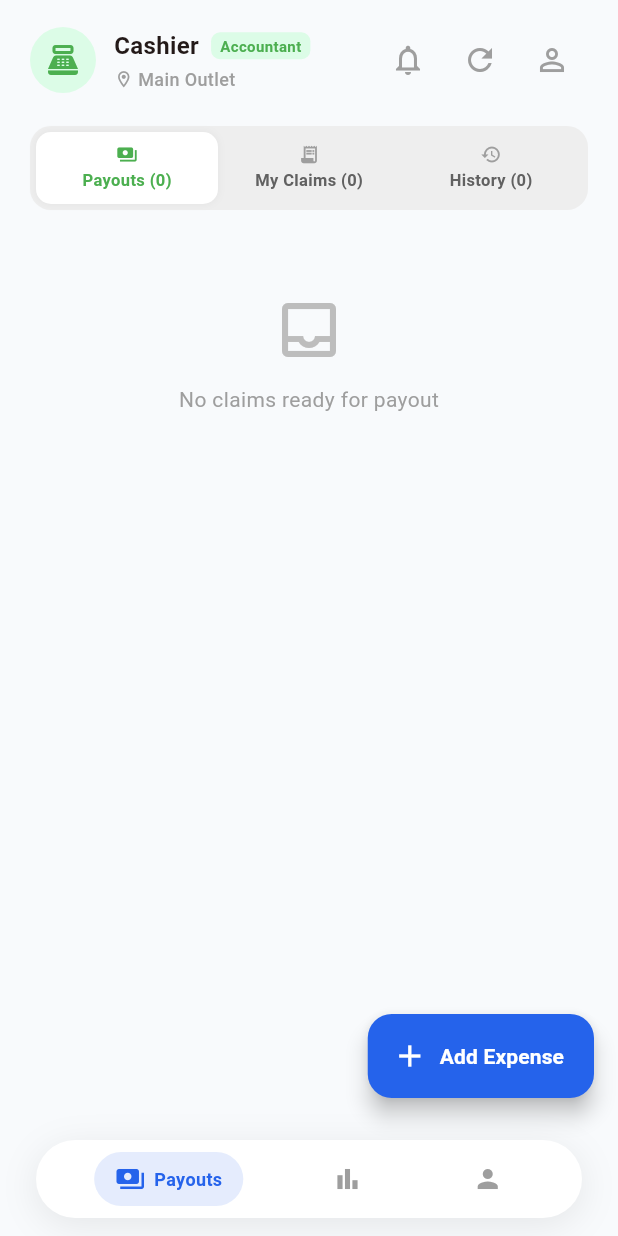
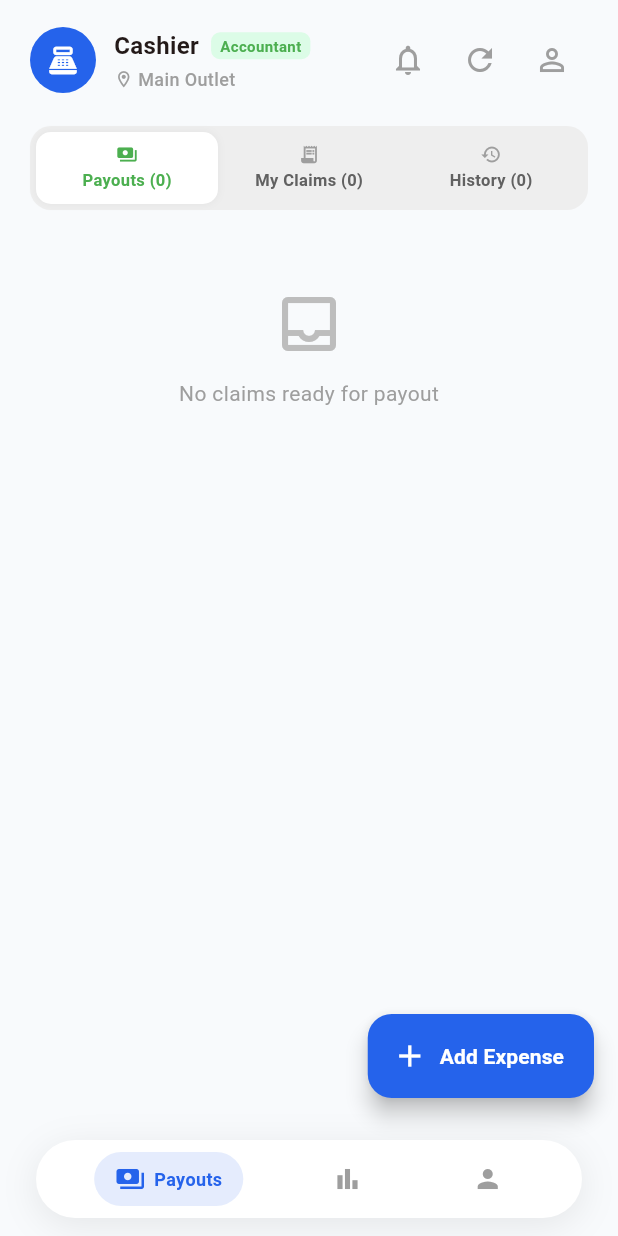
Before and after one commit to SRIVASTAVAOM/dev-motors-frontend, a Flutter app: the CashierDashboard screen opened by its route, on a phone screen of 412 x 824 dp. Run offline on Flutter 3.47's test engine with Material 3 defaults, Android fonts, the phone set to English and light mode, and no system bars; our stand-ins replace image_picker, shared_preferences; missing offline and left inert: universal_html; accounts and stored records are empty; network calls fail.

Commit message:
feat: complete sequential workflow (Emp -> Mgr -> Owner -> Cashier), senior cashier universal oversight, real-time creator notifications, and clean production delivery

```diff
--- a/lib/core/services/notification_service.dart
+++ b/lib/core/services/notification_service.dart
@@ -1,6 +1,7 @@
 import 'package:flutter/material.dart';
 import '../utils/safe_parser.dart';
 import '../utils/claim_workflow_engine.dart';
+import 'api_service.dart';
 
 class NotificationService {
   static final Map<String, Set<String>> _dismissedByRole = {
@@ -19,6 +20,11 @@ class NotificationService {
     final List<Map<String, dynamic>> alerts = [];
     final r = role.toUpperCase();
     final dismissed = _dismissedByRole[r] ?? {};
+
+    final effectiveUser = currentUser ?? ApiService.currentUser;
+    final effectiveBranch = userBranch ??
+        (effectiveUser?['location'] is Map ? effectiveUser!['location']['name'] : effectiveUser?['location']) ??
+        effectiveUser?['branch'];
 
     for (var exp in expenses) {
       if (exp is! Map) continue;
@@ -54,7 +60,7 @@ class NotificationService {
       final branch = SafeParser.getString(rawBranch, '');
 
       final creatorRole = ClaimWorkflowEngine.extractCreatorRole(exp);
-      final isMyClaim = currentUser != null && ClaimWorkflowEngine.isClaimCreatedByUser(exp, currentUser);
+      final isMyClaim = effectiveUser != null && ClaimWorkflowEngine.isClaimCreatedByUser(exp, effectiveUser);
 
       if (r == 'MANAGER') {
         if (isMyClaim || creatorRole == 'MANAGER') {
@@ -80,11 +86,11 @@ class NotificationService {
               'time': 'Approved for Payout',
               'expenseId': id,
             });
-          } else if (status == 'PAID' || status.contains('SETTLE') || status.contains('DISBURSE')) {
+          } else if (status == 'PAID' || status.contains('SETTLE') || status.contains('DISBURSE') || ClaimWorkflowEngine.isCashierPaid(id)) {
             alerts.add({
               'id': '${id}_mgr_own_paid',
               'title': 'Your Claim Settled',
-              'message': 'Your claim of ₹$amount has been disbursed/settled.',
+              'message': 'Your claim of ₹$amount has been disbursed/settled by Cashier.',
               'type': 'PAID',
               'unread': true,
               'time': 'Settled',
@@ -96,7 +102,7 @@ class NotificationService {
           if (creatorRole == 'OWNER' || creatorRole == 'CASHIER') continue;
 
           // Branch gating: only notify for claims matching the manager's branch
-          if (userBranch != null && !ClaimWorkflowEngine.matchesBranch(userBranch: userBranch, expenseBranch: branch)) {
+          if (effectiveBranch != null && !ClaimWorkflowEngine.matchesBranch(userBranch: effectiveBranch, expenseBranch: branch, currentUser: effectiveUser)) {
             continue;
           }
 
@@ -111,7 +117,7 @@ class NotificationService {
               'time': 'Needs Action',
               'expenseId': id,
             });
-          } else if (status == 'APPROVED' || status.contains('MANAGER_APPROVED')) {
+          } else if (status == 'PENDING_OWNER' || status == 'APPROVED_1' || status.contains('MANAGER_APPROVED')) {
             alerts.add({
               'id': '${id}_mgr_fwd',
               'title': 'Claim Forwarded: $empName',
@@ -119,6 +125,16 @@ class NotificationService {
               'type': 'APPROVED',
               'unread': false,
               'time': 'In Owner Review',
+              'expenseId': id,
+            });
+          } else if (ClaimWorkflowEngine.isPendingForCashier(status, exp)) {
+            alerts.add({
+              'id': '${id}_mgr_owner_appr',
+              'title': 'Claim Approved by Owner: $empName',
+              'message': '₹$amount for "$title" approved by Owner & sent to Cashier for payout.',
+              'type': 'APPROVED',
+              'unread': false,
+              'time': 'Ready for Payout',
               'expenseId': id,
             });
           } else if (status == 'PAID' || status.contains('SETTLE') || status.contains('DISBURSE') || ClaimWorkflowEngine.isCashierPaid(id)) {
@@ -190,6 +206,16 @@ class NotificationService {
               'time': 'Rejected',
               'expenseId': id,
             });
+          } else if (ClaimWorkflowEngine.isPendingForCashier(status, exp)) {
+            alerts.add({
+              'id': '${id}_csh_own_ready',
+              'title': 'Your Claim Approved by Owner',
+              'message': 'Your claim ₹$amount for "$title" was approved by Owner & ready for cash disbursal.',
+              'type': 'READY_PAYMENT',
+              'unread': true,
+              'time': 'Ready for Disbursal',
+              'expenseId': id,
+            });
           } else if (status == 'PAID' || status.contains('SETTLE') || status.contains('DISBURSE') || ClaimWorkflowEngine.isCashierPaid(id)) {
             alerts.add({
               'id': '${id}_csh_own_paid',
@@ -203,8 +229,9 @@ class NotificationService {
           }
         } else {
           if (ClaimWorkflowEngine.isPendingForCashier(status, exp)) {
-            // Match branch if cashier has branch assigned and is not central
-            if (userBranch != null && !ClaimWorkflowEngine.matchesBranch(userBranch: userBranch, expenseBranch: branch)) {
+            // Match branch if cashier has branch assigned and is not central/senior
+            final isSenior = ClaimWorkflowEngine.isSeniorCashier(effectiveUser);
+            if (!isSenior && effectiveBranch != null && !ClaimWorkflowEngine.matchesBranch(userBranch: effectiveBranch, expenseBranch: branch, currentUser: effectiveUser)) {
               continue;
             }
             alerts.add({
@@ -220,12 +247,12 @@ class NotificationService {
         }
       } else if (r == 'EMPLOYEE') {
         // Employees only receive notifications for their OWN claims
-        if (currentUser != null && !isMyClaim) continue;
+        if (effectiveUser != null && !isMyClaim) continue;
 
         if (status.contains('REJECT')) {
           final reason = ClaimWorkflowEngine.getRejectionRemark(id, exp);
           alerts.add({
-            'id': id,
+            'id': '${id}_emp_rej',
             'title': 'Claim Rejected',
             'message': 'Claim ₹$amount was Rejected: $reason',
             'type': 'REJECTED',
@@ -236,21 +263,31 @@ class NotificationService {
         } else if (status == 'PAID' || status.contains('SETTLE') || status.contains('DISBURSE') || ClaimWorkflowEngine.isCashierPaid(id)) {
           alerts.add({
             'id': '${id}_emp_paid',
-            'title': 'Claim Disbursed & Settled',
+            'title': 'Claim Disbursed & Settled 🎉',
             'message': 'Your claim of ₹$amount for "$title" has been disbursed by Cashier.',
             'type': 'PAID',
             'unread': true,
             'time': 'Disbursed',
             'expenseId': id,
           });
-        } else if (status.contains('APPROVED')) {
+        } else if (ClaimWorkflowEngine.isPendingForCashier(status, exp)) {
           alerts.add({
-            'id': id,
-            'title': 'Claim Approved',
-            'message': 'Your claim of ₹$amount for "$title" was accepted and forwarded.',
+            'id': '${id}_emp_owner_appr',
+            'title': 'Claim Approved by Owner',
+            'message': 'Your claim of ₹$amount for "$title" was approved by Owner and sent to Cashier for payment disbursal.',
             'type': 'APPROVED',
             'unread': true,
-            'time': 'In-Review',
+            'time': 'Approved for Payout',
+            'expenseId': id,
+          });
+        } else if (status == 'PENDING_OWNER' || status == 'APPROVED_1' || status.contains('MANAGER_APPROVED') || status.contains('APPROVED')) {
+          alerts.add({
+            'id': '${id}_emp_mgr_appr',
+            'title': 'Claim Approved by Manager',
+            'message': 'Your claim of ₹$amount for "$title" was approved by Manager and forwarded to Owner for final approval.',
+            'type': 'APPROVED',
+            'unread': true,
+            'time': 'In Owner Review',
             'expenseId': id,
           });
         }
@@ -265,16 +302,33 @@ class NotificationService {
     _dismissedByRole[r]!.add(notifId);
   }
 
-  static void clearAllForRole(String role, List<dynamic> expenses) {
+  static void clearAllForRole(
+    String role,
+    List<dynamic> expenses, {
+    Map<String, dynamic>? currentUser,
+    dynamic userBranch,
+  }) {
     final r = role.toUpperCase();
-    final current = getNotificationsForRole(r, expenses);
+    final current = getNotificationsForRole(
+      r,
+      expenses,
+      currentUser: currentUser,
+      userBranch: userBranch,
+    );
     _dismissedByRole.putIfAbsent(r, () => <String>{});
     for (var n in current) {
       _dismissedByRole[r]!.add(n['id'].toString());
     }
   }
 
-  static void showNotificationSheet(BuildContext context, String role, List<dynamic> expenses, VoidCallback onRefresh) {
+  static void showNotificationSheet(
+    BuildContext context,
+    String role,
+    List<dynamic> expenses,
+    VoidCallback onRefresh, {
+    Map<String, dynamic>? currentUser,
+    dynamic userBranch,
+  }) {
     showModalBottomSheet(
       context: context,
       backgroundColor: Colors.white,
@@ -282,7 +336,12 @@ class NotificationService {
       builder: (ctx) {
         return StatefulBuilder(
           builder: (modalCtx, setModalState) {
-            final notifs = getNotificationsForRole(role, expenses);
+            final notifs = getNotificationsForRole(
+              role,
+              expenses,
+              currentUser: currentUser,
+              userBranch: userBranch,
+            );
 
             return Container(
               padding: const EdgeInsets.all(20),
--- a/lib/core/utils/claim_workflow_engine.dart
+++ b/lib/core/utils/claim_workflow_engine.dart
@@ -46,12 +46,23 @@ class ClaimWorkflowEngine {
   static bool matchesBranch({
     required dynamic userBranch,
     required dynamic expenseBranch,
+    dynamic currentUser,
   }) {
+    if (currentUser != null && isSeniorCashier(currentUser)) {
+      return true;
+    }
+
     final uNorm = normalizeBranch(userBranch);
     final eNorm = normalizeBranch(expenseBranch);
 
-    // Administrative / Superuser access check
-    if (uNorm.isEmpty || _adminBranchKeywords.contains(uNorm)) {
+    // Administrative / Senior Cashier / Superuser access check
+    if (uNorm.isEmpty ||
+        _adminBranchKeywords.contains(uNorm) ||
+        uNorm.contains('chief') ||
+        uNorm.contains('finance') ||
+        uNorm.contains('senior') ||
+        uNorm.contains('head') ||
+        uNorm.contains('central')) {
       return true;
     }
 
@@ -63,12 +74,29 @@ class ClaimWorkflowEngine {
       return true;
     }
 
-    // Suffix / substring tolerant matching (e.g., 'south delhi' and 'delhi')
     if (uNorm.contains(eNorm) || eNorm.contains(uNorm)) {
       return true;
     }
 
     return false;
+  }
+
+  /// Safely determines if the user has Senior / Chief Cashier privileges with company-wide oversight.
+  static bool isSeniorCashier(dynamic user) {
+    if (user == null) return false;
+    final empId = SafeParser.getString(user is Map ? user['employeeId'] : user).toUpperCase().trim();
+    final name = SafeParser.getString(user is Map ? user['name'] : '').toLowerCase();
+    final desig = SafeParser.getString(user is Map ? (user['designation'] ?? user['title']) : '').toLowerCase();
+    final branch = SafeParser.getString(user is Map ? (user['branch'] ?? (user['location'] is Map ? user['location']['name'] : user['location'])) : '').toLowerCase();
+    return empId == 'CASH001' ||
+        name.contains('chief') ||
+        name.contains('senior') ||
+        name.contains('finance') ||
+        desig.contains('chief') ||
+        desig.contains('senior') ||
+        desig.contains('finance') ||
+        branch.contains('chief') ||
+        branch.contains('central');
   }
 
   /// Safely determines whether a claim was created by the given user.
@@ -273,10 +301,9 @@ class ClaimWorkflowEngine {
   }
 
   /// Returns `true` only for initial pending states (`PENDING`, `SUBMITTED`, `LEVEL_1`, `MANAGER_REVIEW`, `PENDING_MANAGER`).
-  /// Returns `false` for `MANAGER_APPROVED`, `OWNER`, `REJECTED`, `PAID`, etc.
-  /// If [exp] is provided, claims created by true Manager, Owner, or Cashier bypass Manager review and return `false`.
+  /// Returns `false` for `PENDING_OWNER`, `PENDING_CASHIER`, `APPROVED`, `REJECTED`, `PAID`, etc.
   static bool isPendingForManager(dynamic rawStatus, [dynamic exp]) {
-    if (isSettledOrRejected(rawStatus)) return false;
+    if (isSettledOrRejected(rawStatus, exp)) return false;
 
     // Check bypass FIRST: Manager, Owner, or Cashier-created claims NEVER enter Manager level 1 review
     if (exp != null) {
@@ -295,7 +322,9 @@ class ClaimWorkflowEngine {
     if (s.isEmpty) return true;
 
     // Explicit checks for later stages
-    if (s.contains('OWNER') ||
+    if (s == 'PENDING_OWNER' ||
+        s == 'PENDING_CASHIER' ||
+        s.contains('OWNER') ||
         s.contains('CASHIER') ||
         s.contains('FINANCE') ||
         s.contains('DIRECTOR') ||
@@ -308,17 +337,13 @@ class ClaimWorkflowEngine {
       return false;
     }
 
-    // If status is explicitly PENDING_MANAGER, it is pending for manager (since role is EMPLOYEE)
-    if (s == 'PENDING_MANAGER') {
-      return true;
-    }
-
     // Initial pending stages
     return s == 'PENDING' ||
         s == 'SUBMITTED' ||
         s == 'LEVEL_1' ||
         s == 'MANAGER_REVIEW' ||
         s == 'PENDING_APPROVAL' ||
+        s == 'PENDING_MANAGER' ||
         (s.contains('PENDING') && !s.contains('OWNER') && !s.contains('CASHIER'));
   }
 
@@ -326,7 +351,7 @@ class ClaimWorkflowEngine {
   /// Incorporates the bypass matrix: Manager-created and Cashier-created expenses
   /// directly enter the Owner queue.
   static bool isPendingForOwner(dynamic rawStatus, [dynamic exp]) {
-    if (isSettledOrRejected(rawStatus)) return false;
+    if (isSettledOrRejected(rawStatus, exp)) return false;
 
     final id = exp is Map ? SafeParser.getString(exp['id'] ?? exp['_id']) : '';
     if (id.isNotEmpty && isOwnerApproved(id)) {
@@ -335,11 +360,12 @@ class ClaimWorkflowEngine {
 
     final s = SafeParser.getString(rawStatus).toUpperCase().trim();
 
-    // Terminal or already forwarded to Cashier
-    if (s == 'APPROVED_2' ||
-        s == 'PENDING_CASHIER' ||
+    // If forwarded to Cashier or already approved by Owner
+    if (s == 'PENDING_CASHIER' ||
+        s == 'APPROVED_2' ||
         s == 'OWNER_APPROVED' ||
         s == 'APPROVED_OWNER' ||
+        s == 'APPROVED' ||
         s.contains('CASHIER')) {
       return false;
     }
@@ -348,7 +374,6 @@ class ClaimWorkflowEngine {
     if (s == 'PENDING_OWNER' ||
         s == 'APPROVED_1' ||
         s == 'MANAGER_APPROVED' ||
-        s == 'APPROVED' ||
         s.contains('DIRECTOR') ||
         s == 'LEVEL_2') {
       return true;
@@ -383,11 +408,14 @@ class ClaimWorkflowEngine {
 
     final s = SafeParser.getString(rawStatus).toUpperCase().trim();
 
-    // Standard Cashier payout states
-    if (s == 'APPROVED_2' ||
-        s == 'PENDING_CASHIER' ||
+    // Standard Cashier payout states:
+    // PENDING_CASHIER, APPROVED_2, OWNER_APPROVED, APPROVED_OWNER, APPROVED
+    if (s == 'PENDING_CASHIER' ||
+        s == 'APPROVED_2' ||
         s == 'OWNER_APPROVED' ||
-        s == 'APPROVED_OWNER') {
+        s == 'APPROVED_OWNER' ||
+        s == 'APPROVED' ||
+        s.contains('CASHIER')) {
       return true;
     }
 
--- a/lib/features/dashboard/presentation/pages/cashier_dashboard.dart
+++ b/lib/features/dashboard/presentation/pages/cashier_dashboard.dart
@@ -80,12 +80,23 @@ class _CashierDashboardState extends State<CashierDashboard> {
     }
   }
 
+  bool _showAllBranches = true;
+
+  bool get _isSeniorCashier => ClaimWorkflowEngine.isSeniorCashier(_profile ?? ApiService.currentUser);
+
   bool _isClaimCreatedByMe(dynamic exp) {
     return ClaimWorkflowEngine.isClaimCreatedByUser(exp, _profile ?? ApiService.currentUser);
   }
 
   List<dynamic> get _payoutQueue => _expenses.where((e) {
     if (e is! Map) return false;
+    final userBranch = _getString(_profile?['branch'] ?? _profile?['location'], '');
+    if (!_isSeniorCashier || !_showAllBranches) {
+      final rawBranch = e['branch'] ?? (e['location'] is Map ? e['location']['name'] : e['location']);
+      if (userBranch.isNotEmpty && !ClaimWorkflowEngine.matchesBranch(userBranch: userBranch, expenseBranch: rawBranch, currentUser: _profile ?? ApiService.currentUser)) {
+        return false;
+      }
+    }
     return ClaimWorkflowEngine.isPendingForCashier(e['status'], e);
   }).toList();
 
@@ -139,8 +150,8 @@ class _CashierDashboardState extends State<CashierDashboard> {
                   children: [
                     const CircleAvatar(
                       radius: 22,
-                      backgroundColor: Color(0xffDCFCE7),
-                      child: Icon(Icons.point_of_sale, color: Colors.green, size: 24),
+                      backgroundColor: Color(0xff2563EB),
+                      child: Icon(Icons.point_of_sale, color: Colors.white, size: 22),
                     ),
                     const SizedBox(width: 12),
                     Expanded(
@@ -180,7 +191,14 @@ class _CashierDashboardState extends State<CashierDashboard> {
                         IconButton(
                           tooltip: "Notifications",
                           icon: const Icon(Icons.notifications_none, color: Colors.grey),
-                          onPressed: () => NotificationService.showNotificationSheet(context, 'CASHIER', _expenses, () => setState(() {})),
+                          onPressed: () => NotificationService.showNotificationSheet(
+                            context,
+                            'CASHIER',
+                            _expenses,
+                            () => setState(() {}),
+                            currentUser: _profile ?? ApiService.currentUser,
+                            userBranch: userBranch,
+                          ),
                         ),
                         if (notifs.isNotEmpty)
                           Positioned(
@@ -221,7 +239,60 @@ class _CashierDashboardState extends State<CashierDashboard> {
                     ],
                   ),
                 ),
-                const SizedBox(height: 16),
+                const SizedBox(height: 12),
+
+                if (_isSeniorCashier && _selectedTab == 0) ...[
+                  Container(
+                    padding: const EdgeInsets.symmetric(horizontal: 14, vertical: 10),
+                    decoration: BoxDecoration(
+                      color: const Color(0xffEFF6FF),
+                      borderRadius: BorderRadius.circular(12),
+                      border: Border.all(color: const Color(0xffBFDBFE)),
+                    ),
+                    child: Row(
+                      children: [
+                        const Icon(Icons.shield_outlined, color: Color(0xff2563EB), size: 20),
+                        const SizedBox(width: 10),
+                        const Expanded(
+                          child: Column(
+                            crossAxisAlignment: CrossAxisAlignment.start,
+                            children: [
+                              Text(
+                                "Senior / Chief Cashier Oversight",
+                                style: TextStyle(fontWeight: FontWeight.bold, fontSize: 13, color: Color(0xff1E40AF)),
+                              ),
+                              Text(
+                                "All Dealership Branches Payout Authority",
+                                style: TextStyle(fontSize: 11, color: Color(0xff3B82F6)),
+                              ),
+                            ],
+                          ),
+                        ),
+                        InkWell(
+                          onTap: () => setState(() => _showAllBranches = !_showAllBranches),
+                          borderRadius: BorderRadius.circular(8),
+                          child: Container(
+                            padding: const EdgeInsets.symmetric(horizontal: 12, vertical: 6),
+                            decoration: BoxDecoration(
+                              color: _showAllBranches ? const Color(0xff2563EB) : Colors.white,
+                              borderRadius: BorderRadius.circular(8),
+                              border: Border.all(color: const Color(0xff2563EB)),
+                            ),
+                            child: Text(
+                              _showAllBranches ? "All Branches" : "My Branch",
+                              style: TextStyle(
+                                fontSize: 11,
+                                fontWeight: FontWeight.bold,
+                                color: _showAllBranches ? Colors.white : const Color(0xff2563EB),
+                              ),
+                            ),
+                          ),
+                        ),
+                      ],
+                    ),
+                  ),
+                  const SizedBox(height: 12),
+                ],
 
                 if (_isLoading)
                   const Center(child: Padding(padding: EdgeInsets.all(40), child: CircularProgressIndicator()))
```
Also changed, not shown: lib/core/services/api_service.dart (+14 -3 lines), lib/features/dashboard/presentation/pages/employee_dashboard.dart (+8 -1 lines), lib/features/dashboard/presentation/pages/manager_dashboard.dart (+9 -2 lines), lib/features/dashboard/presentation/pages/owner_dashboard.dart (+9 -2 lines), 1 other file.
